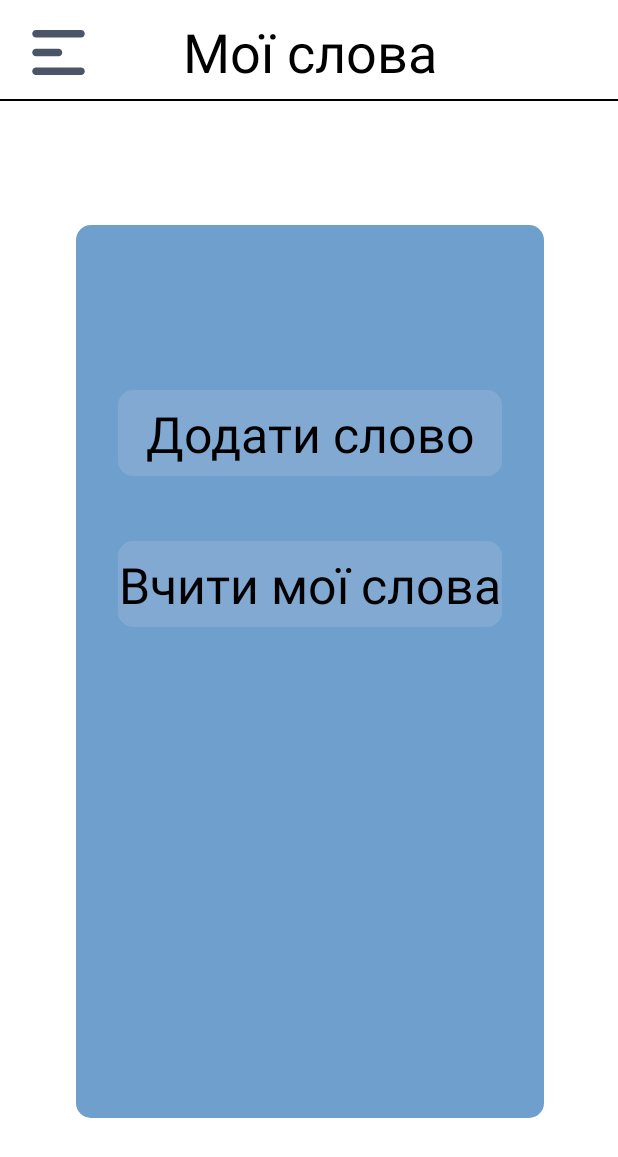
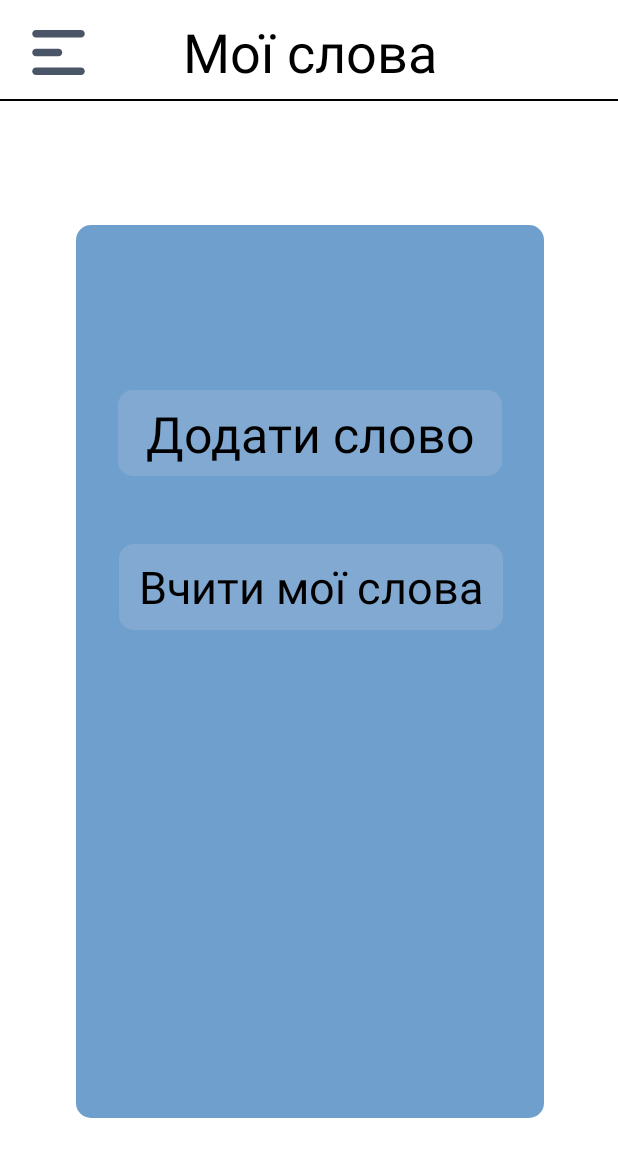
Before and after one commit to DmytroTurchyn1/Flash_Cards_Mobile, an Android app: the MyWordsActivity screen opened directly, with no data from a screen before it, on a phone screen of 412 x 824 dp. Shown: the top 1157 px of the screen. Run offline under Robolectric (Android 15) with nearby library versions, the phone set to English and light mode, and no system bars.

Commit message:
some changes with UI

```diff
--- a/app/src/main/res/layout/activity_my_words_en.xml
+++ b/app/src/main/res/layout/activity_my_words_en.xml
@@ -76,8 +76,8 @@
 
     <ImageButton
         android:id="@+id/btnLearnWords"
-        android:layout_width="wrap_content"
-        android:layout_height="wrap_content"
+        android:layout_width="271dp"
+        android:layout_height="61dp"
         android:background="#00FFFFFF"
         app:layout_constraintBottom_toBottomOf="parent"
         app:layout_constraintEnd_toEndOf="@+id/imageView2"
@@ -89,12 +89,12 @@
 
     <TextView
         android:id="@+id/textView6"
-        android:layout_width="0dp"
-        android:layout_height="wrap_content"
+        android:layout_width="wrap_content"
+        android:layout_height="0dp"
         android:gravity="center"
         android:text="@string/learn_my_words_btn"
         android:textColor="#000000"
-        android:textSize="33sp"
+        android:textSize="30sp"
         app:layout_constraintBottom_toBottomOf="@+id/btnLearnWords"
         app:layout_constraintEnd_toEndOf="@+id/btnLearnWords"
         app:layout_constraintHorizontal_bias="0.503"
```
